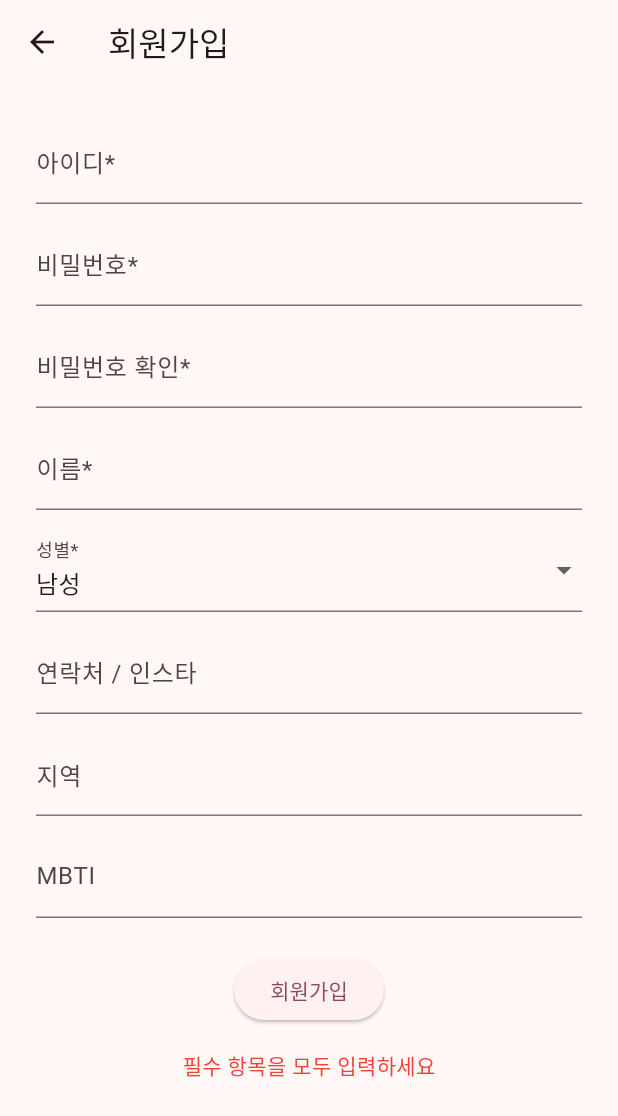
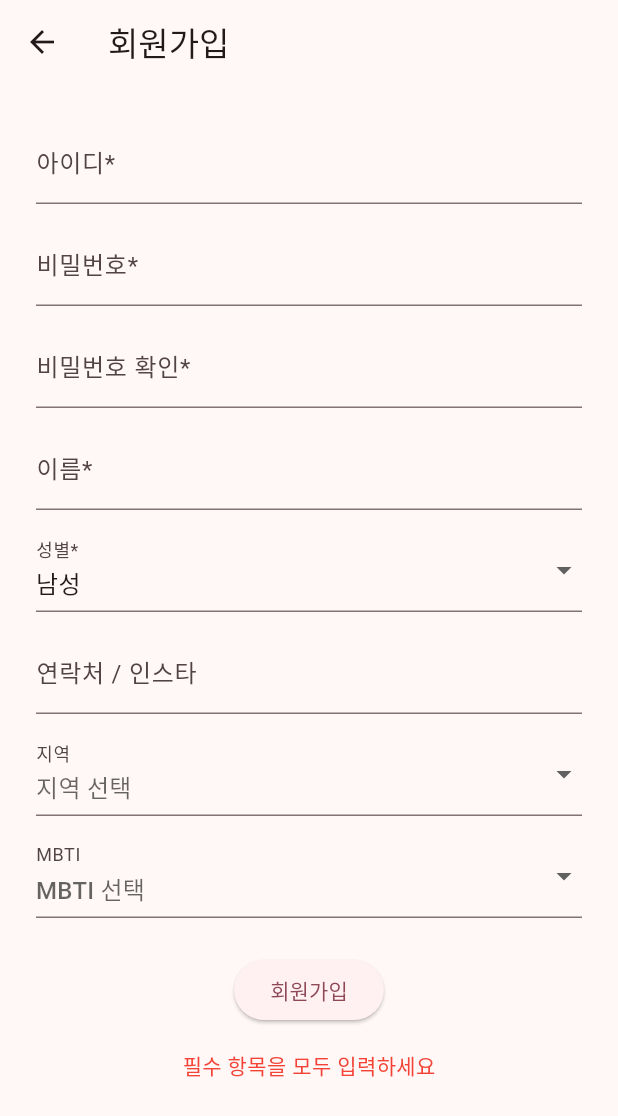
Before and after one commit to jeemh/candysigner, a Flutter app: the RegisterPage screen opened directly, after a tap on "회원가입", on a phone screen of 412 x 824 dp. Shown: the top 1116 px of the screen. Run offline on Flutter 3.47's test engine with Material 3 defaults, Android fonts, the phone set to English and light mode, and no system bars; our stand-ins replace flutter_secure_storage; accounts and stored records are empty.

Commit message:
feat: 회원가입시 mbti와 지역을 드롭다운방식으로 선택할 수 있게 하고 연락처등록페이지에서 디비에 저장된 지역,mbti를 이용해 자동으로 연락처등록 할 수 있게 해줌.

```diff
--- a/lib/pages/register_page.dart
+++ b/lib/pages/register_page.dart
@@ -14,12 +14,42 @@ class _RegisterPageState extends State<RegisterPage> {
   final _confirmController = TextEditingController();
   final _nameController = TextEditingController();
   final _phoneController = TextEditingController();
-  final _locationController = TextEditingController();
-  final _mbtiController = TextEditingController();
   String _gender = 'M';
+  String? _selectedLocation;
+  String? _selectedMbti;
   String? _error;
   bool _isLoading = false;
   final ApiService _api = ApiService();
+
+  final List<String> _locations = ['서울', '경기남부', '경기북부', '그 외'];
+  final List<String> _mbtiTypes = [
+    'ISTJ',
+    'ISFJ',
+    'INFJ',
+    'INTJ',
+    'ISTP',
+    'ISFP',
+    'INFP',
+    'INTP',
+    'ESTP',
+    'ESFP',
+    'ENFP',
+    'ENTP',
+    'ESTJ',
+    'ESFJ',
+    'ENFJ',
+    'ENTJ',
+  ];
+
+  @override
+  void dispose() {
+    _usernameController.dispose();
+    _passwordController.dispose();
+    _confirmController.dispose();
+    _nameController.dispose();
+    _phoneController.dispose();
+    super.dispose();
+  }
 
   Future<void> _register() async {
     final username = _usernameController.text.trim();
@@ -49,14 +79,8 @@ class _RegisterPageState extends State<RegisterPage> {
           _phoneController.text.trim().isEmpty
               ? null
               : _phoneController.text.trim(),
-      location:
-          _locationController.text.trim().isEmpty
-              ? null
-              : _locationController.text.trim(),
-      mbti:
-          _mbtiController.text.trim().isEmpty
-              ? null
-              : _mbtiController.text.trim(),
+      location: _selectedLocation,
+      mbti: _selectedMbti,
     );
     setState(() => _isLoading = false);
     if (success && mounted) {
@@ -115,14 +139,32 @@ class _RegisterPageState extends State<RegisterPage> {
               decoration: const InputDecoration(labelText: '연락처 / 인스타'),
             ),
             const SizedBox(height: 12),
-            TextField(
-              controller: _locationController,
+            DropdownButtonFormField<String>(
+              value: _selectedLocation,
+              hint: const Text('지역 선택'),
               decoration: const InputDecoration(labelText: '지역'),
+              items:
+                  _locations.map((String value) {
+                    return DropdownMenuItem<String>(
+                      value: value,
+                      child: Text(value),
+                    );
+                  }).toList(),
+              onChanged: (v) => setState(() => _selectedLocation = v),
             ),
             const SizedBox(height: 12),
-            TextField(
-              controller: _mbtiController,
+            DropdownButtonFormField<String>(
+              value: _selectedMbti,
+              hint: const Text('MBTI 선택'),
               decoration: const InputDecoration(labelText: 'MBTI'),
+              items:
+                  _mbtiTypes.map((String value) {
+                    return DropdownMenuItem<String>(
+                      value: value,
+                      child: Text(value),
+                    );
+                  }).toList(),
+              onChanged: (v) => setState(() => _selectedMbti = v),
             ),
             const SizedBox(height: 24),
             _isLoading
--- a/pubspec.yaml
+++ b/pubspec.yaml
@@ -40,6 +40,7 @@ dependencies:
   flutter_secure_storage: ^10.0.0-beta.4
   provider: ^6.1.5
 
+  flutter_dotenv: ^5.1.0
 dev_dependencies:
   flutter_test:
     sdk: flutter
```
Also changed, not shown: lib/pages/contact_register_page.dart (+12 -31 lines), pubspec.lock.
